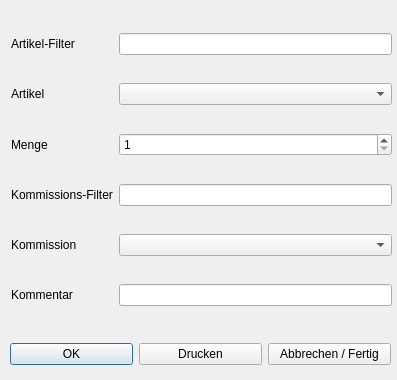
15831944/CBrain, file dialog_lager.ui: the form before one commit.
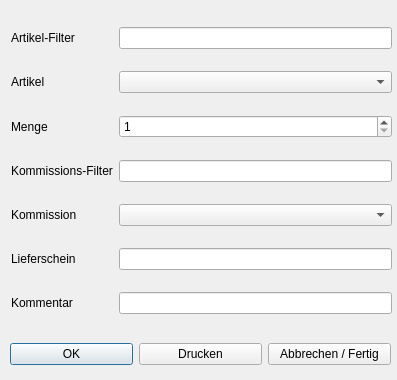
The form after the commit.

Commit message: dialog_lager verbessert

What changed in the file:
```diff
--- a/dialog_lager.ui
+++ b/dialog_lager.ui
@@ -49,7 +49,7 @@
     </item>
    </layout>
   </widget>
-  <widget class="QWidget" name="">
+  <widget class="QWidget" name="layoutWidget">
    <property name="geometry">
     <rect>
      <x>11</x>
@@ -96,38 +96,48 @@
       </property>
      </widget>
     </item>
-    <item row="1" column="1">
-     <widget class="QComboBox" name="comboBox_artikel"/>
-    </item>
     <item row="3" column="1">
      <widget class="QLineEdit" name="lineEdit_komfilter"/>
     </item>
+    <item row="1" column="1">
+     <widget class="QComboBox" name="comboBox_artikel"/>
+    </item>
+    <item row="4" column="1">
+     <widget class="QComboBox" name="comboBox_kom"/>
+    </item>
     <item row="4" column="0">
-     <widget class="QLabel" name="label_5">
+     <widget class="QLabel" name="label_kom">
       <property name="text">
        <string>Kommission</string>
       </property>
      </widget>
     </item>
     <item row="3" column="0">
-     <widget class="QLabel" name="label_4">
+     <widget class="QLabel" name="label_komfilter">
       <property name="text">
        <string>Kommissions-Filter</string>
       </property>
      </widget>
     </item>
-    <item row="4" column="1">
-     <widget class="QComboBox" name="comboBox_kom"/>
+    <item row="6" column="1">
+     <widget class="QLineEdit" name="lineEdit_komment"/>
     </item>
-    <item row="5" column="0">
+    <item row="6" column="0">
      <widget class="QLabel" name="label_komment">
       <property name="text">
        <string>Kommentar</string>
       </property>
      </widget>
     </item>
+    <item row="5" column="0">
+     <widget class="QLabel" name="label_lieferschein">
+      <property name="text">
+       <string>Lieferschein</string>
+      </property>
+     </widget>
+    </item>
     <item row="5" column="1">
-     <widget class="QLineEdit" name="lineEdit_komment"/>
+     <widget class="QLineEdit" name="lineEdit_lieferschein"/>
     </item>
    </layout>
   </widget>
```
Left out of the diff: 1 changed line with no effect on the pictures. The commit also changes 8 other files.
